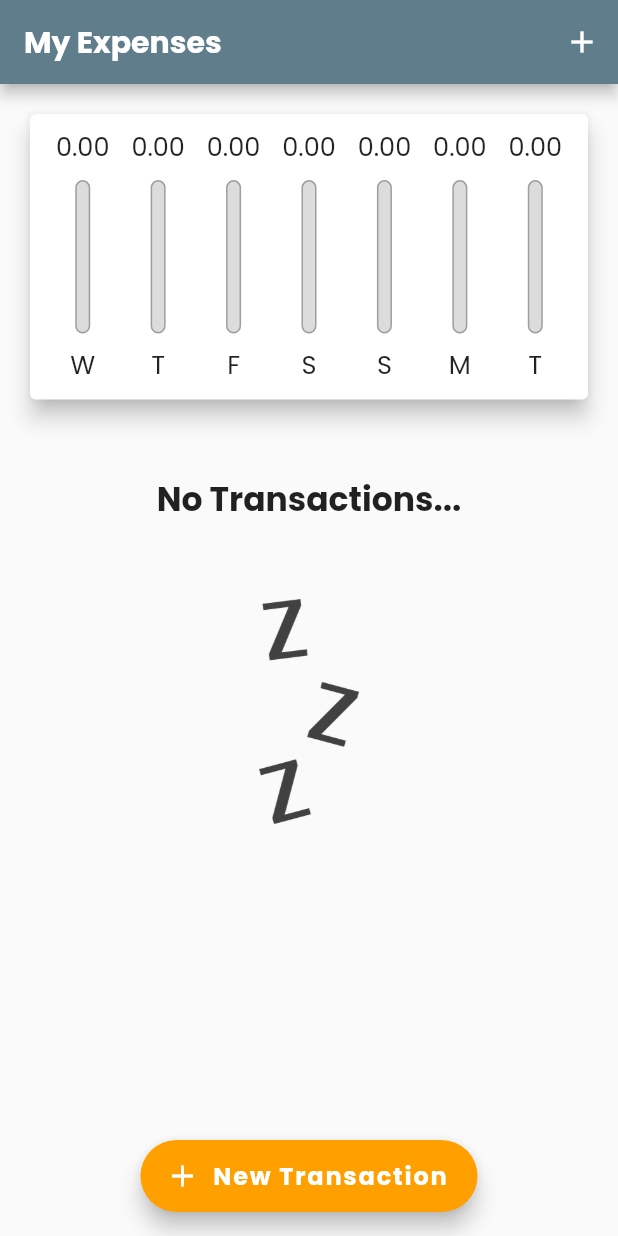
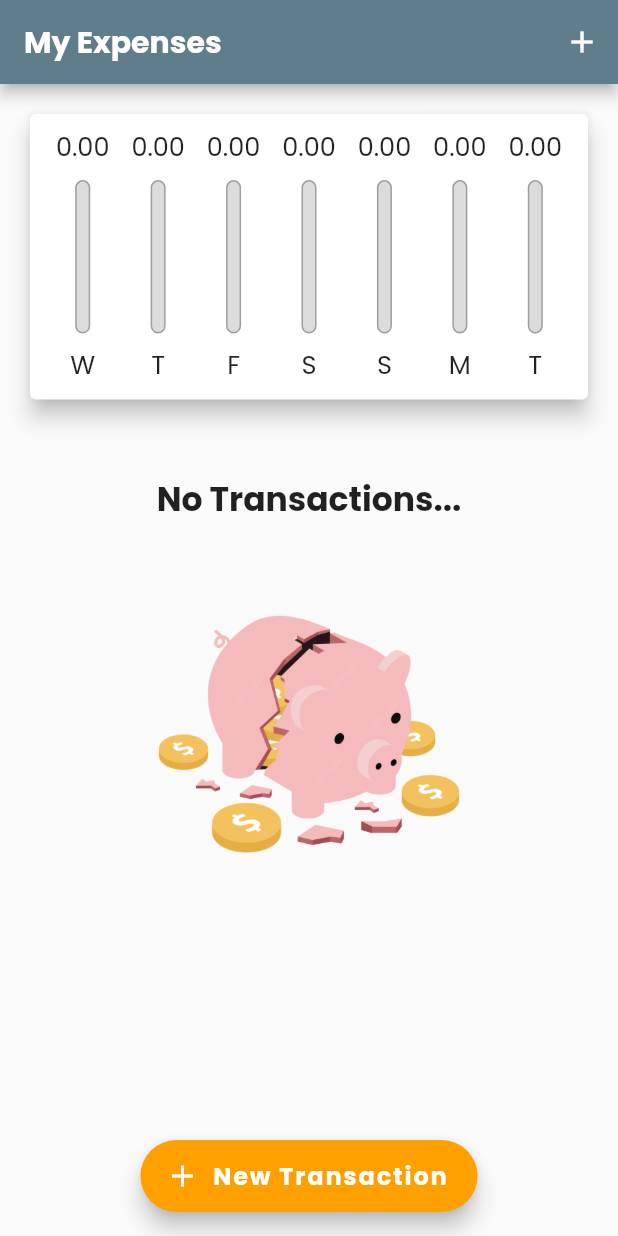
Before and after one commit to cauecbb/App-Despesas-Pessoais, a Flutter app: the screen it shows after launch, on a phone screen of 412 x 824 dp. Run offline on Flutter 3.47's test engine with Material 2 defaults, Android fonts, the phone set to English and light mode, and no system bars.

Commit message:
Muda Imagem de Fundo

```diff
--- a/lib/components/transaction_list.dart
+++ b/lib/components/transaction_list.dart
@@ -23,9 +23,9 @@ class TransactionList extends StatelessWidget {
                   fontSize: 22,
                 ),
               ),
-              const SizedBox(height: 50),
+              const SizedBox(height: 30),
               SizedBox(
-                height: 150,
+                height: 220,
                 child: Image.asset(
                   'assets/img/waiting.png',
                   fit: BoxFit.cover,
```
Also changed, not shown: assets/img/waiting.png.
